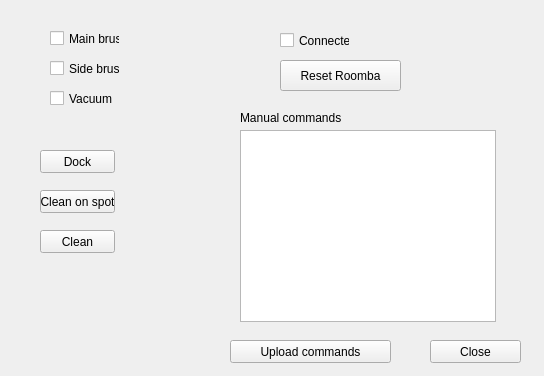
The window that GUI/Gui-RoombaV1.0/controllingroomba.ui (K-4U/ese_project4y5) describes before a commit, drawn with Qt 5.
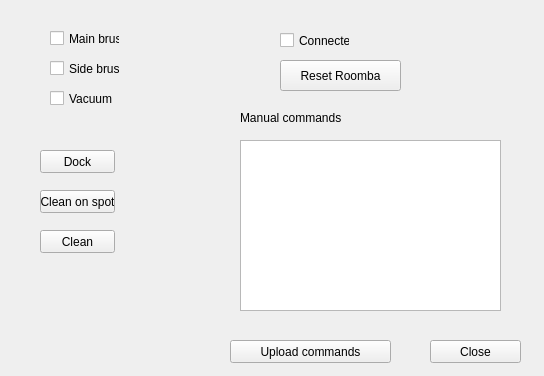
The same window after the commit.

What changed in the file:
```diff
--- a/GUI/Gui-RoombaV1.0/controllingroomba.ui
+++ b/GUI/Gui-RoombaV1.0/controllingroomba.ui
@@ -65,16 +65,6 @@
     <string>Connected</string>
    </property>
   </widget>
-  <widget class="QListWidget" name="listWidget">
-   <property name="geometry">
-    <rect>
-     <x>240</x>
-     <y>130</y>
-     <width>256</width>
-     <height>192</height>
-    </rect>
-   </property>
-  </widget>
   <widget class="QPushButton" name="pushButton">
    <property name="geometry">
     <rect>
@@ -166,6 +156,16 @@
     <string>Close</string>
    </property>
   </widget>
+  <widget class="QTextEdit" name="txtManualcommands">
+   <property name="geometry">
+    <rect>
+     <x>240</x>
+     <y>140</y>
+     <width>261</width>
+     <height>171</height>
+    </rect>
+   </property>
+  </widget>
  </widget>
  <resources/>
  <connections/>
```
Left out of the diff: 2 changed lines with no effect on the pictures.
